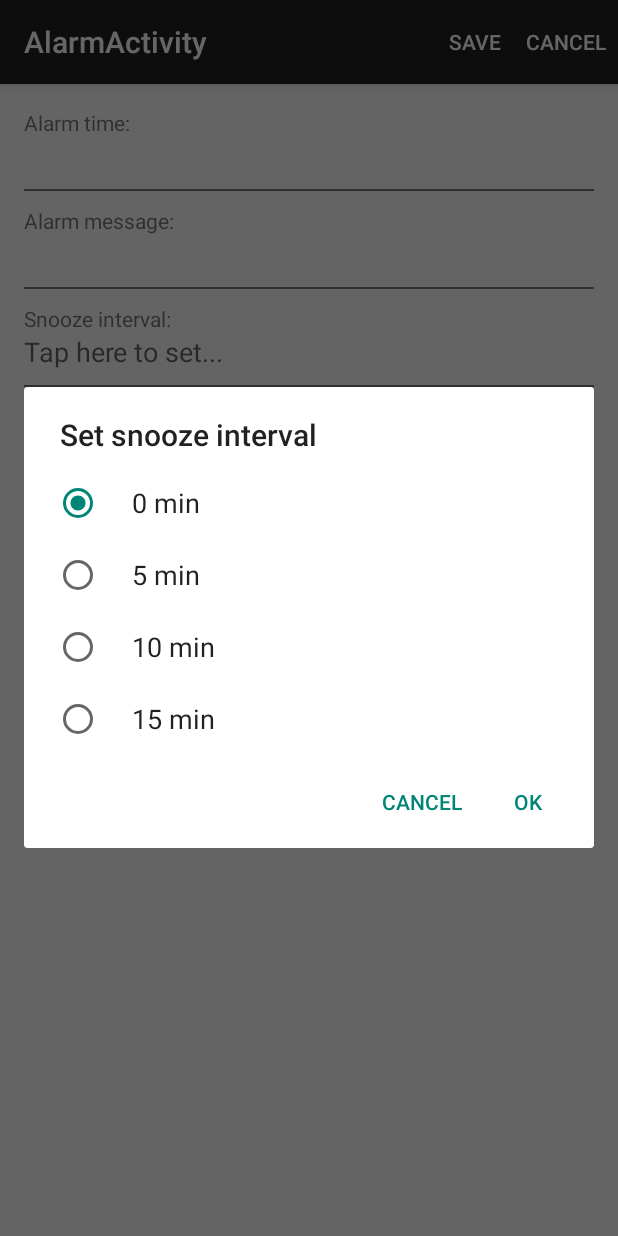
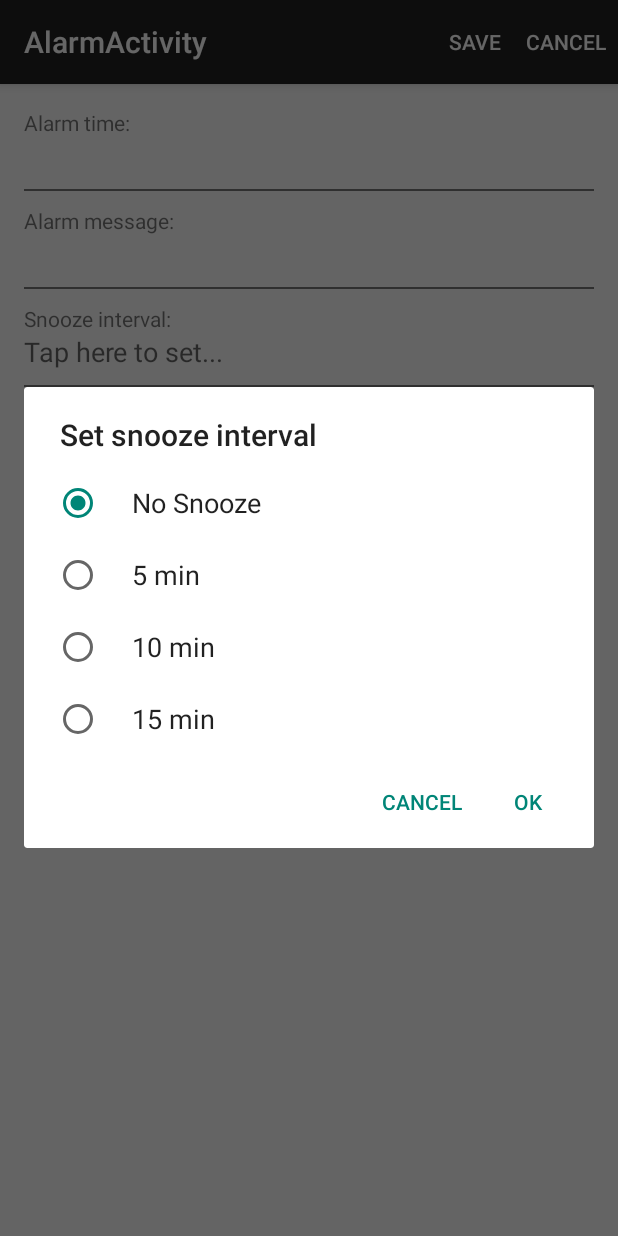
Before and after one commit to AlexanderHederstaf/groupalarm, an Android app: the EditAlarmActivity screen opened directly, with no data from a screen before it, after a tap on "Tap here to set...", on a phone screen of 412 x 824 dp. Run offline under Robolectric (Android 15) with nearby library versions, the phone set to English and light mode, and no system bars; 6 statements that could not run were skipped.

Commit message:
Added "No Snooze" String for edit alarm

```diff
--- a/GroupAlarm/app/src/main/java/com/groupalarm/asijge/groupalarm/EditAlarmActivity.java
+++ b/GroupAlarm/app/src/main/java/com/groupalarm/asijge/groupalarm/EditAlarmActivity.java
@@ -23,6 +23,7 @@ public class EditAlarmActivity extends ActionBarActivity {
     private static final String TAG = "EditAlarmActivity";
     private static final CharSequence[] dayNames = {"Mon", "Tue", "Wed", "Thu", "Fri", "Sat", "Sun"};
     private static final CharSequence[] snoozeTimes = new CharSequence[Alarm.Snooze.values().length];
+    public static final String DISABLE_SNOOZE = "No Snooze";
 
     // Assorted class fields
     private Intent parentIntent;
@@ -142,7 +143,11 @@ public class EditAlarmActivity extends ActionBarActivity {
 
         // Populate the snoozeTimes array from enum values
         for (int i = 0; i < Alarm.Snooze.values().length; i++) {
-            snoozeTimes[i] = Alarm.Snooze.values()[i].getValue() + " min";
+            if (Alarm.Snooze.values()[i].getValue() == 0) {
+                snoozeTimes[i] = DISABLE_SNOOZE;
+            } else {
+                snoozeTimes[i] = Alarm.Snooze.values()[i].getValue() + " min";
+            }
         }
 
         // Dialog layout configurations
@@ -178,7 +183,12 @@ public class EditAlarmActivity extends ActionBarActivity {
      * Updates the Snooze interval text view with data from the newAlarm field
      */
     private void updateSnoozeIntervalTextView() {
-        snoozeInterval.setText(newAlarm.getSnoozeInterval().getValue() + " min");
+
+        if (newAlarm.getSnoozeInterval().getValue() == 0) {
+            snoozeInterval.setText(DISABLE_SNOOZE);
+        } else {
+            snoozeInterval.setText(newAlarm.getSnoozeInterval().getValue() + " min");
+        }
     }
 
     /**
```
